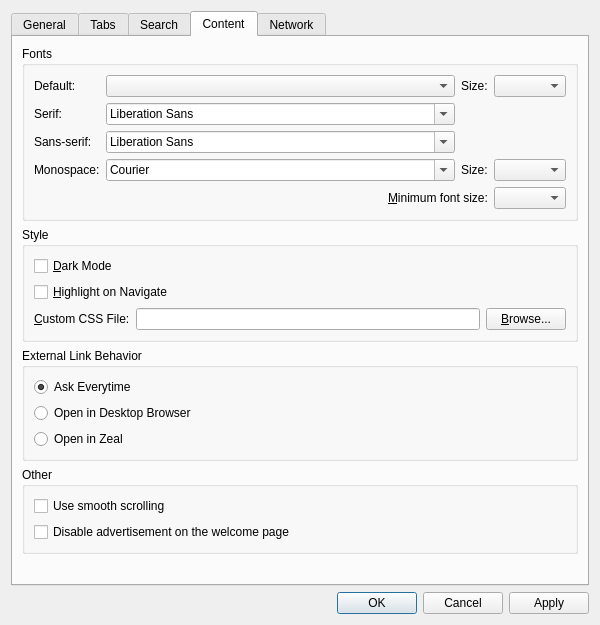
zealdocs/zeal, file src/libs/ui/settingsdialog.ui: the form before one commit.
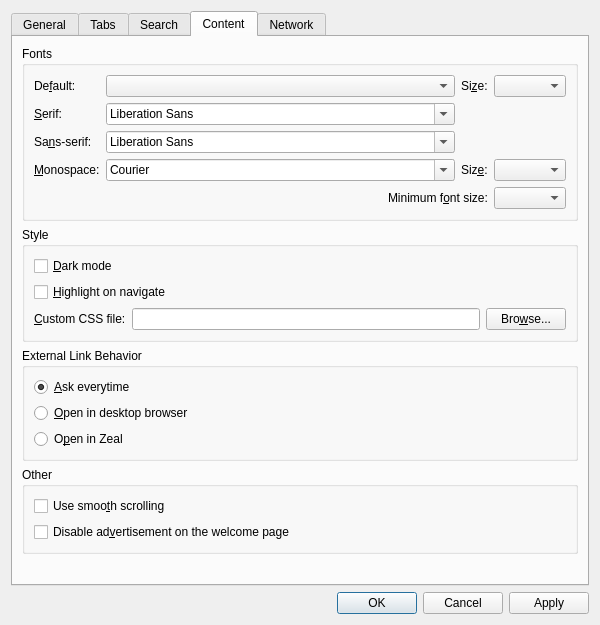
The form after the commit. The open tabs and pages were chosen to show the change. Custom widgets are drawn as their Qt base class.

Commit message: ui: Improve shortcuts in the Preferences dialog

What changed in the file:
```diff
--- a/src/libs/ui/settingsdialog.ui
+++ b/src/libs/ui/settingsdialog.ui
@@ -256,7 +256,10 @@
               <item row="0" column="0">
                <widget class="QLabel" name="label">
                 <property name="text">
-                 <string>Default:</string>
+                 <string>De&amp;fault:</string>
+                </property>
+                <property name="buddy">
+                 <cstring>defaultFontComboBox</cstring>
                 </property>
                </widget>
               </item>
@@ -266,7 +269,10 @@
               <item row="1" column="0">
                <widget class="QLabel" name="label_4">
                 <property name="text">
-                 <string>Serif:</string>
+                 <string>&amp;Serif:</string>
+                </property>
+                <property name="buddy">
+                 <cstring>serifFontComboBox</cstring>
                 </property>
                </widget>
               </item>
@@ -280,7 +286,10 @@
               <item row="2" column="0">
                <widget class="QLabel" name="label_6">
                 <property name="text">
-                 <string>Sans-serif:</string>
+                 <string>Sa&amp;ns-serif:</string>
+                </property>
+                <property name="buddy">
+                 <cstring>sansSerifFontComboBox</cstring>
                 </property>
                </widget>
               </item>
@@ -294,7 +303,10 @@
               <item row="3" column="0">
                <widget class="QLabel" name="label_3">
                 <property name="text">
-                 <string>Monospace:</string>
+                 <string>&amp;Monospace:</string>
+                </property>
+                <property name="buddy">
+                 <cstring>fixedFontComboBox</cstring>
                 </property>
                </widget>
               </item>
@@ -314,7 +326,10 @@
                 <item row="0" column="0">
                  <widget class="QLabel" name="label_7">
                   <property name="text">
-                   <string>Size:</string>
+                   <string>Si&amp;ze:</string>
+                  </property>
+                  <property name="buddy">
+                   <cstring>fontSizeComboBox</cstring>
                   </property>
                  </widget>
                 </item>
@@ -341,7 +356,10 @@
                 <item row="0" column="0">
                  <widget class="QLabel" name="label_11">
                   <property name="text">
-                   <string>Size:</string>
+                   <string>Siz&amp;e:</string>
+                  </property>
+                  <property name="buddy">
+                   <cstring>fixedFontSizeComboBox</cstring>
                   </property>
                  </widget>
                 </item>
@@ -372,7 +390,7 @@
             <item>
              <widget class="QLabel" name="label_2">
               <property name="text">
-               <string>&amp;Minimum font size:</string>
+               <string>Minimum f&amp;ont size:</string>
               </property>
               <property name="buddy">
                <cstring>minFontSizeComboBox</cstring>
@@ -396,14 +414,14 @@
           <item row="1" column="0" colspan="2">
            <widget class="QCheckBox" name="darkModeCheckBox">
             <property name="text">
-             <string>&amp;Dark Mode</string>
+             <string>&amp;Dark mode</string>
             </property>
            </widget>
           </item>
           <item row="2" column="0" colspan="2">
            <widget class="QCheckBox" name="highlightOnNavigateCheckBox">
             <property name="text">
-             <string>&amp;Highlight on Navigate</string>
+             <string>&amp;Highlight on navigate</string>
             </property>
            </widget>
           </item>
@@ -412,7 +430,7 @@
             <item>
              <widget class="QLabel" name="customCssFileLabel">
               <property name="text">
-               <string>&amp;Custom CSS File:</string>
+               <string>&amp;Custom CSS file:</string>
               </property>
               <property name="buddy">
                <cstring>customCssFileEdit</cstring>
@@ -429,7 +447,7 @@
             <item>
              <widget class="QPushButton" name="customCssFileBrowseButton">
               <property name="text">
-               <string>&amp;Browse...</string>
+               <string>Bro&amp;wse...</string>
               </property>
              </widget>
             </item>
@@ -447,7 +465,7 @@
           <item>
            <widget class="QRadioButton" name="radioExternalLinkAsk">
             <property name="text">
-             <string>Ask Everytime</string>
+             <string>&amp;Ask everytime</string>
             </property>
             <property name="checked">
              <bool>true</bool>
@@ -457,14 +475,14 @@
           <item>
            <widget class="QRadioButton" name="radioExternalLinkOpenDesktop">
             <property name="text">
-             <string>Open in Desktop Browser</string>
+             <string>&amp;Open in desktop browser</string>
             </property>
            </widget>
           </item>
           <item>
            <widget class="QRadioButton" name="radioExternalLinkOpen">
             <property name="text">
-             <string>Open in Zeal</string>
+             <string>O&amp;pen in Zeal</string>
             </property>
            </widget>
           </item>
@@ -480,14 +498,14 @@
           <item>
            <widget class="QCheckBox" name="useSmoothScrollingCheckBox">
             <property name="text">
-             <string>Use smooth scrolling</string>
+             <string>Use smoo&amp;th scrolling</string>
             </property>
            </widget>
           </item>
           <item>
            <widget class="QCheckBox" name="disableAdCheckBox">
             <property name="text">
-             <string>Disable advertisement on the welcome page</string>
+             <string>Disable ad&amp;vertisement on the welcome page</string>
             </property>
            </widget>
           </item>
```
